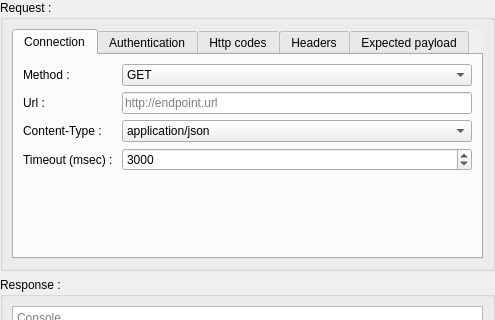
Qt form RequestFlowApp/RequestFlow/ui/EndpointNodeUi.ui (fatehmtd/RequestFlow) before a commit; both pictures show x 0 to 495 and y 0 to 320 of the 495 by 460 pixel window.
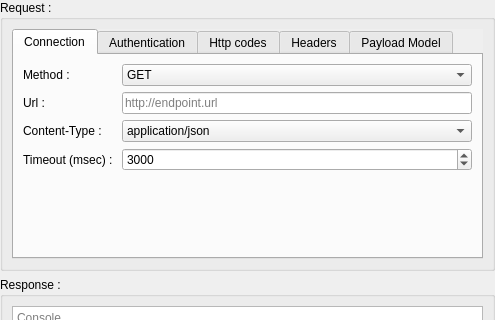
The same form after that commit.

The edit to the form file:
```diff
--- a/RequestFlowApp/RequestFlow/ui/EndpointNodeUi.ui
+++ b/RequestFlowApp/RequestFlow/ui/EndpointNodeUi.ui
@@ -790,7 +790,7 @@
         </widget>
         <widget class="QWidget" name="tab_9">
          <attribute name="title">
-          <string>Expected payload</string>
+          <string>Payload Model</string>
          </attribute>
          <layout class="QGridLayout" name="gridLayout_17">
           <item row="0" column="0">
```
